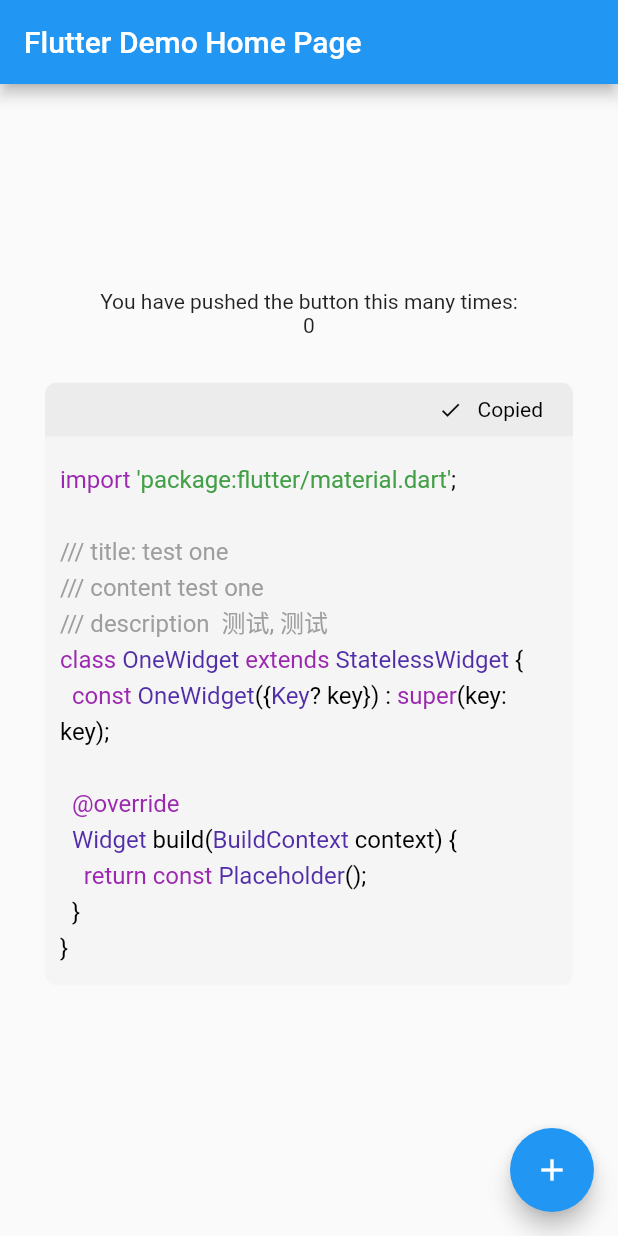
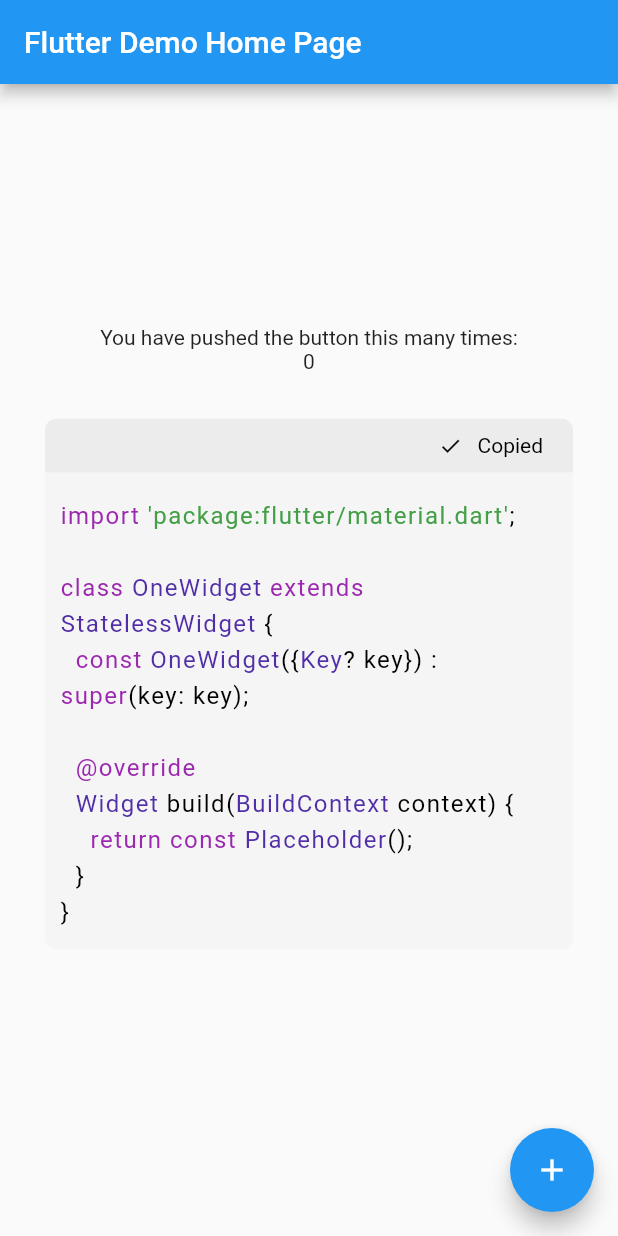
Before and after one commit to xdd666t/code_preview, a Flutter app: the screen it shows after launch, after a tap on "Copy code", on a phone screen of 412 x 824 dp. Run offline on Flutter 3.47's test engine with Material 2 defaults, Android fonts, the phone set to English and light mode, and no system bars.

```diff
--- a/lib/src/code_preview/code_preview.dart
+++ b/lib/src/code_preview/code_preview.dart
@@ -15,7 +15,7 @@ part 'widget/cp_code.dart';
 
 part 'widget/cp_top_info.dart';
 
-typedef CustomBuilder = Widget Function(CustomParam? param);
+typedef CustomBuilder = Widget Function(Widget codeWidget, CustomParam? param);
 typedef CodeBuilder = void Function(String codeContent);
 
 class CodePreview extends StatelessWidget {
@@ -26,7 +26,7 @@ class CodePreview extends StatelessWidget {
     this.customBuilder,
   }) : super(key: key);
 
-  static CodePreviewConing coning = CodePreviewConing();
+  static CodePreviewConfig config = CodePreviewConfig();
 
   /// 传入你需要预览展示的实例, eg | code: CodePreview()
   final Object code;
--- a/lib/src/code_preview/code_preview_logic.dart
+++ b/lib/src/code_preview/code_preview_logic.dart
@@ -79,13 +79,20 @@ class CodePreviewLogic extends ChangeNotifier {
     if (codeContent == '') {
       return;
     }
+
+    Map<String, String> parseParam = CodeReg.parseParam(codeContent);
+    // 处理是否需要去掉注释
+    if (CodePreview.config.removeParseComment) {
+      codeContent = CodeReg.removeComment(codeContent);
+    }
+
     state.codeBuilder?.call(codeContent);
     state.codeContent = codeContent;
     state.customParam = CustomParam(
-      codeContent: CodeReg.removeComment(codeContent),
+      codeContent: codeContent,
       codeFileName: CodeReg.pathToFileName(correctPath),
       codePath: correctPath,
-      parseParam: CodeReg.parseParam(codeContent),
+      parseParam: parseParam,
     );
 
     notifyListeners();
--- a/lib/src/code_preview/widget/cp_bg.dart
+++ b/lib/src/code_preview/widget/cp_bg.dart
@@ -47,19 +47,21 @@ class _CpBgState extends State<_CpBg> {
     return ChangeNotifierEasy(
       create: (_) => widget.logic,
       builder: (BuildContext context) {
-        _context = context;
         return EasyBuilder<CodePreviewLogic>(builder: (logic) {
-          if (widget.customBuilder != null) {
-            return widget.customBuilder!(logic.state.customParam);
-          }
-
-          return ClipRRect(
+          _context = context;
+          var codeWidget = ClipRRect(
             borderRadius: BorderRadius.circular(8),
             child: Container(
               color: Colors.white,
               child: Stack(children: widget.builder(logic)),
             ),
           );
+
+          if (widget.customBuilder != null) {
+            return widget.customBuilder!(codeWidget, logic.state.customParam);
+          }
+
+          return codeWidget;
         });
       },
     );
--- a/lib/src/code_preview/widget/cp_code.dart
+++ b/lib/src/code_preview/widget/cp_code.dart
@@ -10,7 +10,7 @@ class _CpCode extends StatelessWidget {
     return Container(
       margin: const EdgeInsets.only(top: 36),
       child: LayoutBuilder(builder: (_, constraint) {
-        var config = CodePreview.coning;
+        var config = CodePreview.config;
 
         var codeShow = Container(
           color: config.codeTheme == CodeTheme.light
@@ -31,6 +31,7 @@ class _CpCode extends StatelessWidget {
                   fontSize: 16,
                   height: 1.5,
                   color: Colors.white,
+                  letterSpacing: 1,
                 ),
                 children: [
                   DartSyntaxHighlighter(
--- a/lib/src/code_preview/widget/cp_top_info.dart
+++ b/lib/src/code_preview/widget/cp_top_info.dart
@@ -13,7 +13,7 @@ class _CpTopInfo extends StatelessWidget {
 
   @override
   Widget build(BuildContext context) {
-    var config = CodePreview.coning;
+    var config = CodePreview.config;
     var background = config.codeTheme == CodeTheme.light
         ? Colors.grey.withOpacity(0.20)
         : const Color(0xFF343541);
--- a/lib/src/config/config.dart
+++ b/lib/src/config/config.dart
@@ -3,10 +3,14 @@ enum CodeTheme {
   dark,
 }
 
-class CodePreviewConing {
-  CodePreviewConing({
+class CodePreviewConfig {
+  CodePreviewConfig({
     this.codeTheme = CodeTheme.light,
+    this.removeParseComment = true,
   });
 
   CodeTheme codeTheme;
+
+  /// 移除解析的注释
+  bool removeParseComment;
 }
--- a/pubspec.yaml
+++ b/pubspec.yaml
@@ -1,6 +1,6 @@
 name: code_preview
 description: flutter code preview
-version: 0.0.7
+version: 0.0.8
 homepage: https://github.com/xdd666t/code_preview
 # export https_proxy=http://127.0.0.1:7890 http_proxy=http://127.0.0.1:7890 all_proxy=socks5://127.0.0.1:7890
 # flutter pub publish --server=https://pub.dartlang.org
```
